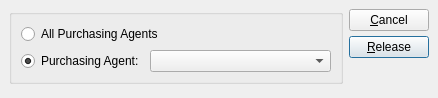
Above: guiclient/postPurchaseOrdersByAgent.ui from discountscott/qt-client before the change. Below: the same form after it.
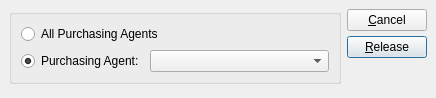
That is the form after the change. Custom widgets are drawn as their Qt base class.

Patch:
```diff
--- a/guiclient/postPurchaseOrdersByAgent.ui
+++ b/guiclient/postPurchaseOrdersByAgent.ui
@@ -8,25 +8,25 @@
 is available at www.xtuple.com/CPAL.  By using this software, you agree
 to be bound by its terms.</comment>
  <class>postPurchaseOrdersByAgent</class>
- <widget class="QDialog" name="postPurchaseOrdersByAgent">
-  <property name="geometry">
+ <widget class="QDialog" name="postPurchaseOrdersByAgent" >
+  <property name="geometry" >
    <rect>
     <x>0</x>
     <y>0</y>
-    <width>438</width>
+    <width>436</width>
     <height>98</height>
    </rect>
   </property>
   <property name="windowTitle">
    <string>Release Purchase Orders by Purchasing Agent</string>
   </property>
-  <layout class="QHBoxLayout">
-   <property name="spacing">
-    <number>6</number>
-   </property>
-   <property name="margin">
+  <layout class="QHBoxLayout" >
+   <property name="margin" >
     <number>9</number>
    </property>
+   <property name="spacing" >
+    <number>6</number>
+   </property>
    <item>
     <layout class="QVBoxLayout">
      <property name="spacing">
@@ -40,13 +40,13 @@
        <property name="title">
         <string/>
        </property>
-       <layout class="QVBoxLayout">
-        <property name="spacing">
-         <number>6</number>
-        </property>
-        <property name="margin">
+       <layout class="QVBoxLayout" >
+        <property name="margin" >
          <number>9</number>
         </property>
+        <property name="spacing" >
+         <number>6</number>
+        </property>
         <item>
          <widget class="QRadioButton" name="_allAgents">
           <property name="text">
@@ -55,13 +55,13 @@
          </widget>
         </item>
         <item>
-         <layout class="QHBoxLayout">
-          <property name="spacing">
-           <number>6</number>
-          </property>
-          <property name="margin">
+         <layout class="QHBoxLayout" >
+          <property name="margin" >
            <number>0</number>
           </property>
+          <property name="spacing" >
+           <number>6</number>
+          </property>
           <item>
            <widget class="QRadioButton" name="_selectedAgent">
             <property name="text">
@@ -73,9 +73,11 @@
            </widget>
           </item>
           <item>
-           <widget class="XComboBox" name="_agent">
-            <property name="sizePolicy">
-             <sizepolicy hsizetype="Expanding" vsizetype="Fixed">
+           <widget class="XComboBox" name="_agent" >
+            <property name="sizePolicy" >
+             <sizepolicy>
+              <hsizetype>7</hsizetype>
+              <vsizetype>0</vsizetype>
               <horstretch>0</horstretch>
               <verstretch>0</verstretch>
              </sizepolicy>
@@ -117,13 +119,13 @@
       <number>0</number>
      </property>
      <item>
-      <layout class="QVBoxLayout">
-       <property name="spacing">
-        <number>5</number>
-       </property>
-       <property name="margin">
+      <layout class="QVBoxLayout" >
+       <property name="margin" >
         <number>0</number>
        </property>
+       <property name="spacing" >
+        <number>5</number>
+       </property>
        <item>
         <widget class="QPushButton" name="_close">
          <property name="text">
@@ -169,7 +171,7 @@
    </item>
   </layout>
  </widget>
- <layoutdefault spacing="6" margin="11"/>
+ <layoutdefault spacing="6" margin="11" />
  <customwidgets>
   <customwidget>
    <class>XComboBox</class>
```
Left out of the diff: 65 changed lines with no effect on the pictures.
